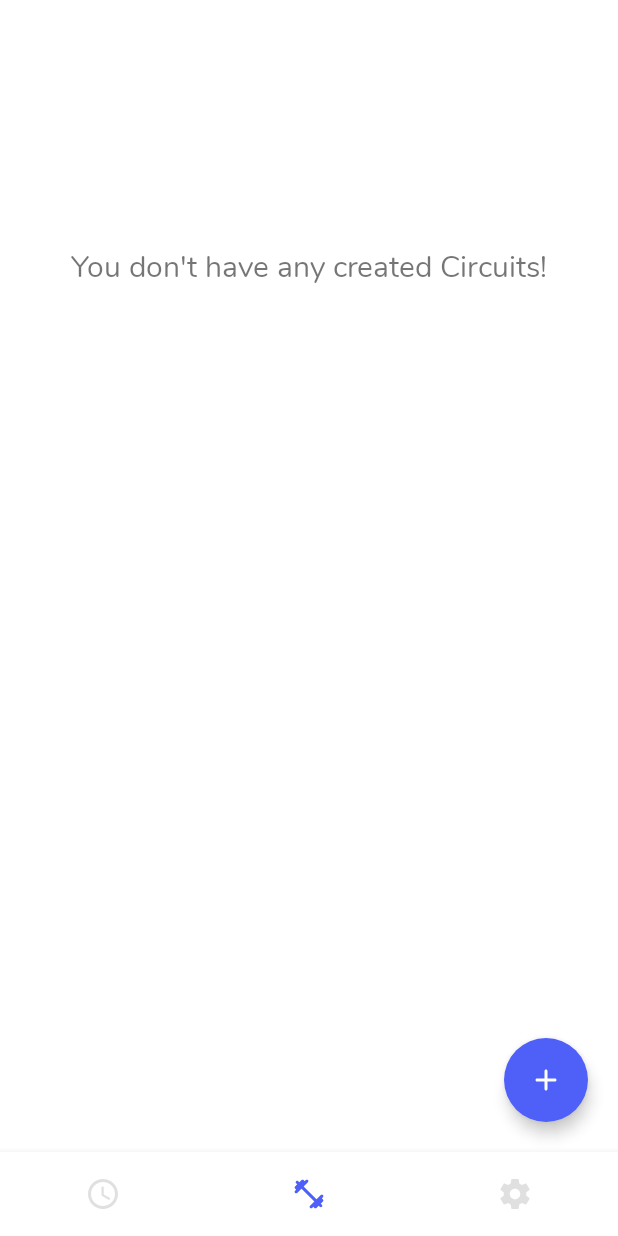
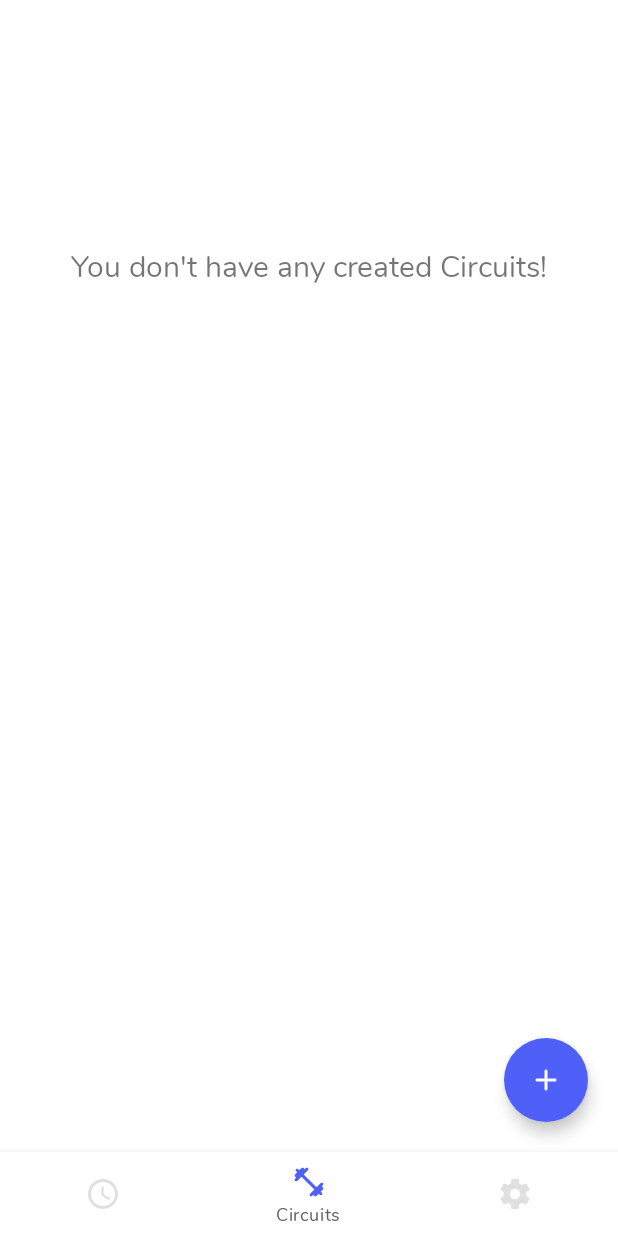
Before and after one commit to SVD6/chrono-android, an Android app: the screen it shows after launch (NavigationActivity), on a phone screen of 412 x 824 dp. Run offline under Robolectric (Android 15) with nearby library versions, the phone set to English and light mode, and no system bars; our stand-ins replace data binding.

```diff
--- a/app/build.gradle
+++ b/app/build.gradle
@@ -39,6 +39,8 @@ dependencies {
     implementation "org.jetbrains.kotlin:kotlin-stdlib-jdk7:$kotlin_version"
     implementation 'androidx.appcompat:appcompat:1.2.0'
     implementation 'androidx.core:core-ktx:1.3.2'
+    implementation 'androidx.navigation:navigation-fragment-ktx:2.2.2'
+    implementation 'androidx.navigation:navigation-ui-ktx:2.2.2'
     testImplementation 'junit:junit:4.13.1'
     androidTestImplementation 'androidx.test:runner:1.3.0'
     androidTestImplementation 'androidx.test.espresso:espresso-core:3.3.0'
--- /dev/null
+++ b/app/src/main/res/drawable/nav_text_selector.xml
@@ -0,0 +1,6 @@
+<?xml version="1.0" encoding="utf-8"?>
+<selector xmlns:android="http://schemas.android.com/apk/res/android">
+    <item android:color="@color/dark_grey" android:state_checked="true" />
+    <item android:color="@color/dark_grey" android:state_enabled="true" android:state_pressed="true" />
+    <item android:color="@color/select_grey" />
+</selector>
--- a/app/src/main/res/layout/activity_navigation.xml
+++ b/app/src/main/res/layout/activity_navigation.xml
@@ -14,7 +14,8 @@
             android:layout_height="wrap_content"
             android:layout_alignParentBottom="true"
             app:itemIconTint="@drawable/nav_icon_selector"
-            app:labelVisibilityMode="unlabeled"
+            app:itemTextColor="@drawable/nav_text_selector"
+            app:labelVisibilityMode="selected"
             app:menu="@menu/layout_bottom_navigation" />
 
         <FrameLayout
```
Also changed, not shown: app/src/main/java/ca/chronofit/chrono/main/NavigationActivity.kt (+12 -0 lines).
